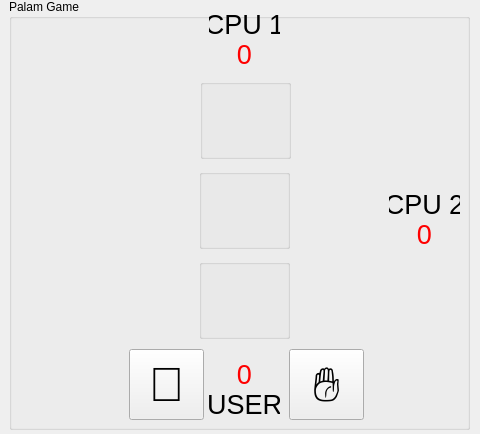
Qt form game/game.ui (danielnv051/Assignment-20) before a commit.
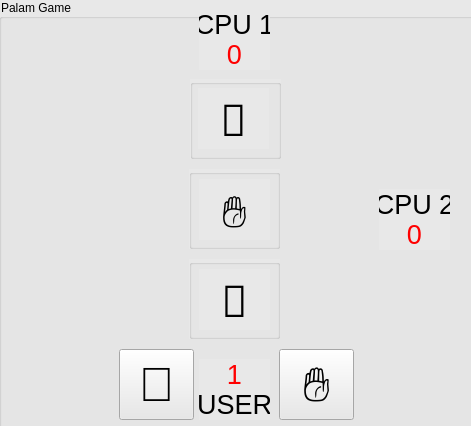
The same form after that commit.

What changed in the file:
```diff
--- a/game/game.ui
+++ b/game/game.ui
@@ -6,8 +6,8 @@
    <rect>
     <x>0</x>
     <y>0</y>
-    <width>480</width>
-    <height>434</height>
+    <width>471</width>
+    <height>426</height>
    </rect>
   </property>
   <property name="windowTitle">
@@ -17,12 +17,15 @@
    <widget class="QGroupBox" name="groupBox">
     <property name="geometry">
      <rect>
-      <x>9</x>
+      <x>-1</x>
       <y>-1</y>
-      <width>461</width>
+      <width>491</width>
       <height>431</height>
      </rect>
     </property>
+    <property name="styleSheet">
+     <string notr="true">background-color: rgb(232, 232, 232);</string>
+    </property>
     <property name="title">
      <string>Palam Game</string>
     </property>
@@ -54,7 +57,7 @@
        </font>
       </property>
       <property name="text">
-       <string/>
+       <string>🤚</string>
       </property>
       <property name="alignment">
        <set>Qt::AlignCenter</set>
@@ -89,7 +92,7 @@
        </font>
       </property>
       <property name="text">
-       <string/>
+       <string>✋</string>
       </property>
       <property name="alignment">
        <set>Qt::AlignCenter</set>
@@ -124,7 +127,7 @@
        </font>
       </property>
       <property name="text">
-       <string/>
+       <string>🤚</string>
       </property>
       <property name="alignment">
        <set>Qt::AlignCenter</set>
@@ -260,7 +263,7 @@
       <string notr="true">color:rgb(255, 0, 0)</string>
      </property>
      <property name="text">
-      <string>0</string>
+      <string>1</string>
      </property>
      <property name="alignment">
       <set>Qt::AlignCenter</set>
```
